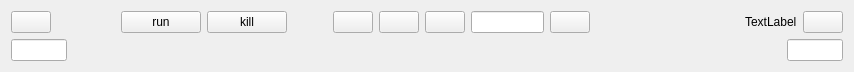
This is ui/zenoedit/timeline/ztimeline.ui in zenustech/zeno as Qt 5 draws it before an edit. The edited form follows.
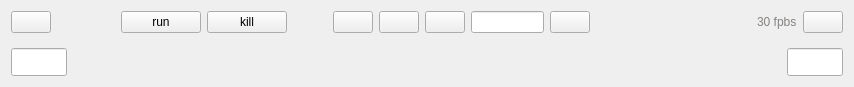
This is the edited form. Icons and pictures are not drawn. Custom widgets are drawn as their Qt base class.

Patch:
```diff
--- a/ui/zenoedit/timeline/ztimeline.ui
+++ b/ui/zenoedit/timeline/ztimeline.ui
@@ -7,7 +7,7 @@
     <x>0</x>
     <y>0</y>
     <width>854</width>
-    <height>69</height>
+    <height>87</height>
    </rect>
   </property>
   <property name="sizePolicy">
@@ -140,8 +140,15 @@
      </item>
      <item>
       <widget class="QLabel" name="lblFPS">
+       <property name="styleSheet">
+        <string notr="true">QLabel
+{
+	font: 14px &quot;HarmonyOS Sans&quot;;
+	color: rgb(133, 130, 128);
+}</string>
+       </property>
        <property name="text">
-        <string>TextLabel</string>
+        <string>30 fpbs</string>
        </property>
       </widget>
      </item>
@@ -157,9 +164,27 @@
    <item>
     <layout class="QHBoxLayout" name="horizontalLayout_2">
      <item>
+      <layout class="QVBoxLayout" name="verticalLayout_3">
+       <item>
+        <spacer name="verticalSpacer">
+         <property name="orientation">
+          <enum>Qt::Vertical</enum>
+         </property>
+         <property name="sizeType">
+          <enum>QSizePolicy::Maximum</enum>
+         </property>
+         <property name="sizeHint" stdset="0">
+          <size>
+           <width>20</width>
+           <height>20</height>
+          </size>
+         </property>
+        </spacer>
+       </item>
+       <item>
       <widget class="QLineEdit" name="editFrom">
        <property name="sizePolicy">
-        <sizepolicy hsizetype="Preferred" vsizetype="Expanding">
+          <sizepolicy hsizetype="Preferred" vsizetype="Fixed">
          <horstretch>0</horstretch>
          <verstretch>0</verstretch>
         </sizepolicy>
@@ -167,24 +192,44 @@
        <property name="minimumSize">
         <size>
          <width>56</width>
-         <height>0</height>
+           <height>28</height>
         </size>
        </property>
        <property name="maximumSize">
         <size>
          <width>56</width>
-         <height>16777215</height>
+           <height>28</height>
         </size>
        </property>
       </widget>
+       </item>
+      </layout>
      </item>
      <item>
       <widget class="ZSlider" name="timeliner" native="true"/>
      </item>
      <item>
+      <layout class="QVBoxLayout" name="verticalLayout_4">
+       <item>
+        <spacer name="verticalSpacer_2">
+         <property name="orientation">
+          <enum>Qt::Vertical</enum>
+         </property>
+         <property name="sizeType">
+          <enum>QSizePolicy::Maximum</enum>
+         </property>
+         <property name="sizeHint" stdset="0">
+          <size>
+           <width>20</width>
+           <height>20</height>
+          </size>
+         </property>
+        </spacer>
+       </item>
+       <item>
       <widget class="QLineEdit" name="editTo">
        <property name="sizePolicy">
-        <sizepolicy hsizetype="Preferred" vsizetype="Expanding">
+          <sizepolicy hsizetype="Preferred" vsizetype="Fixed">
          <horstretch>0</horstretch>
          <verstretch>0</verstretch>
         </sizepolicy>
@@ -192,16 +237,24 @@
        <property name="minimumSize">
         <size>
          <width>56</width>
-         <height>0</height>
+           <height>28</height>
         </size>
        </property>
        <property name="maximumSize">
         <size>
          <width>56</width>
-         <height>16777215</height>
+           <height>28</height>
+          </size>
+         </property>
+         <property name="baseSize">
+          <size>
+           <width>0</width>
+           <height>0</height>
         </size>
        </property>
       </widget>
+       </item>
+      </layout>
      </item>
     </layout>
    </item>
```
Left out of the diff: 64 changed lines with no effect on the pictures. Lines whose indentation alone changed are shown as unchanged.
